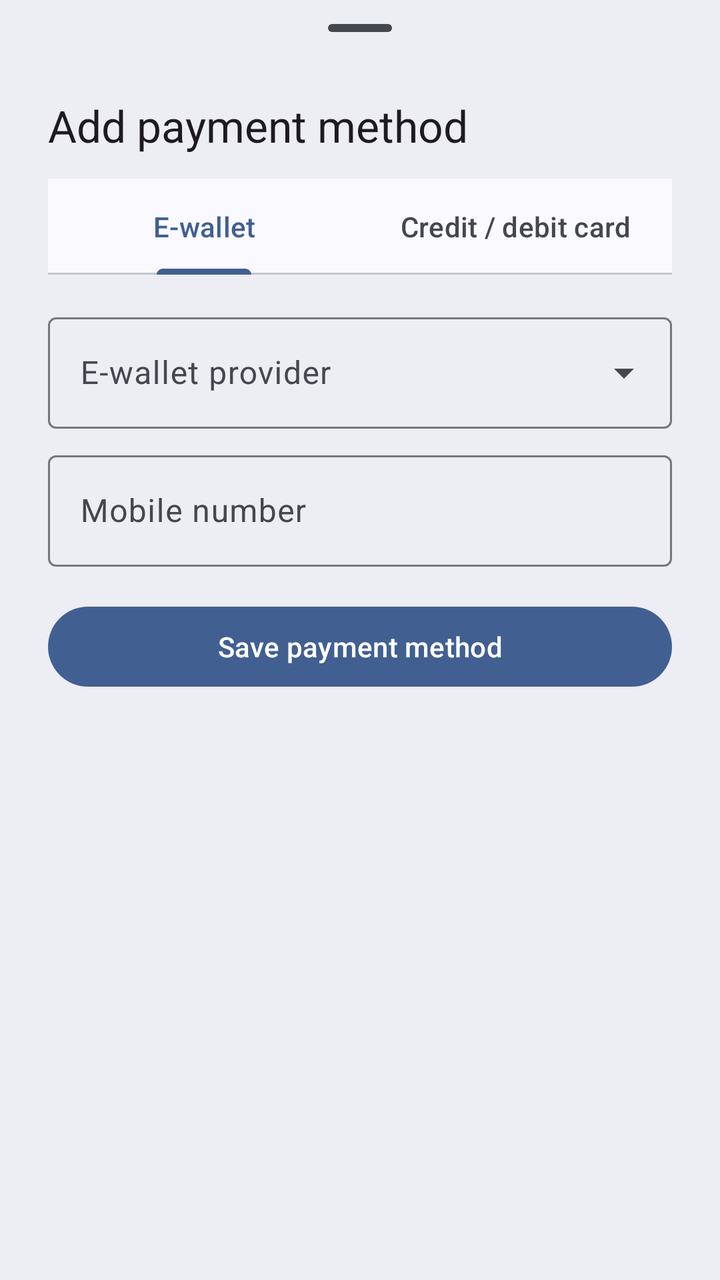
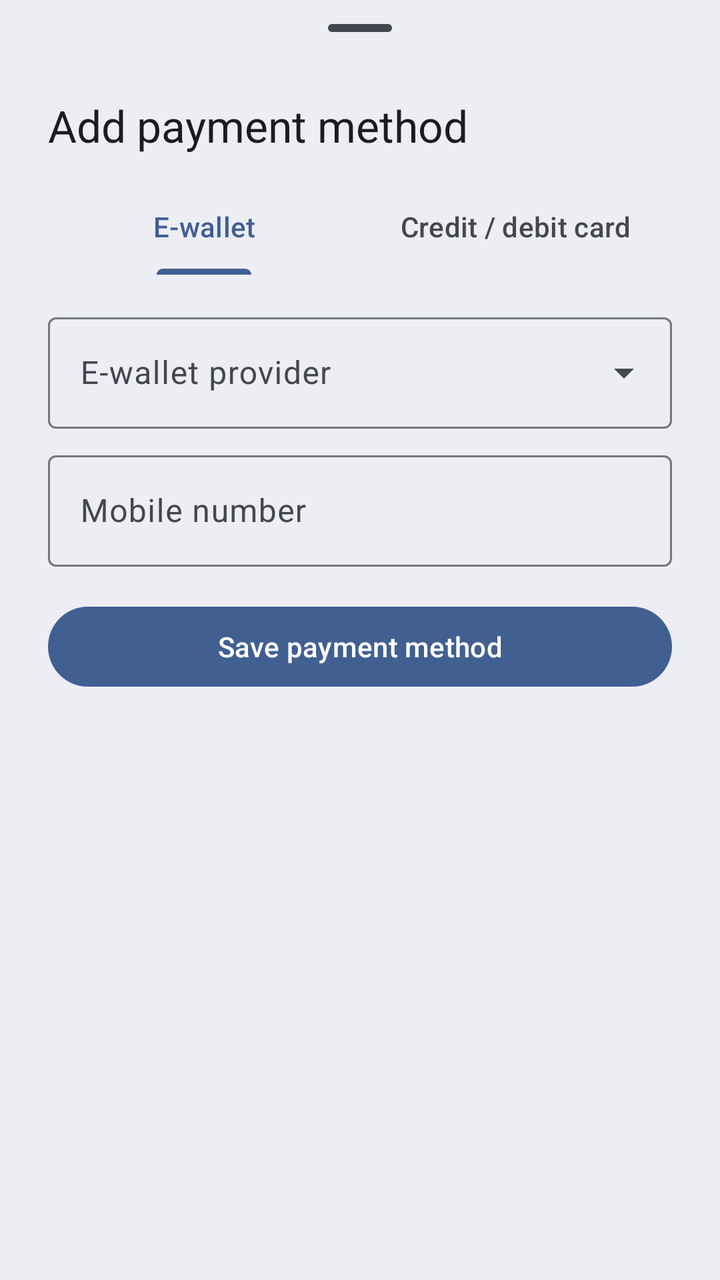

Screens rendered from an Android XML layout before and after an edit, with the pre-edit source and the edit as a unified diff.
<!-- AndroidManifest.xml: application theme Theme.Ticketree -->
<!-- res/layout/sheet_add_payment.xml -->
<?xml version="1.0" encoding="utf-8"?>
<androidx.core.widget.NestedScrollView xmlns:android="http://schemas.android.com/apk/res/android"
    xmlns:app="http://schemas.android.com/apk/res-auto"
    android:layout_width="match_parent"
    android:layout_height="wrap_content">

    <LinearLayout
        android:layout_width="match_parent"
        android:layout_height="wrap_content"
        android:orientation="vertical"
        android:paddingBottom="24dp"
        android:paddingHorizontal="24dp">

        <com.google.android.material.bottomsheet.BottomSheetDragHandleView
            android:layout_width="match_parent"
            android:layout_height="wrap_content" />

        <com.google.android.material.textview.MaterialTextView
            android:layout_width="match_parent"
            android:layout_height="wrap_content"
            android:text="Add payment method"
            android:textAppearance="?attr/textAppearanceTitleLarge" />

        <com.google.android.material.tabs.TabLayout
            android:id="@+id/tabType"
            android:layout_width="match_parent"
            android:layout_height="wrap_content"
            android:layout_marginTop="12dp"
            app:tabGravity="fill"
            app:tabMode="fixed">

            <com.google.android.material.tabs.TabItem
                android:layout_width="wrap_content"
                android:layout_height="wrap_content"
                android:text="E-wallet" />

            <com.google.android.material.tabs.TabItem
                android:layout_width="wrap_content"
                android:layout_height="wrap_content"
                android:text="Credit / debit card" />
        </com.google.android.material.tabs.TabLayout>

        <LinearLayout
            android:id="@+id/walletFields"
            android:layout_width="match_parent"
            android:layout_height="wrap_content"
            android:orientation="vertical">

            <com.google.android.material.textfield.TextInputLayout
                style="@style/Widget.Material3.TextInputLayout.OutlinedBox.ExposedDropdownMenu"
                android:layout_width="match_parent"
                android:layout_height="wrap_content"
                android:layout_marginTop="16dp"
                android:hint="E-wallet provider">

                <com.google.android.material.textfield.MaterialAutoCompleteTextView
                    android:id="@+id/ddProvider"
                    android:layout_width="match_parent"
                    android:layout_height="wrap_content"
                    android:inputType="none" />
            </com.google.android.material.textfield.TextInputLayout>

            <com.google.android.material.textfield.TextInputLayout
                android:id="@+id/tilMobile"
                style="@style/Widget.Material3.TextInputLayout.OutlinedBox"
                android:layout_width="match_parent"
                android:layout_height="wrap_content"
                android:layout_marginTop="8dp"
                android:hint="Mobile number">

                <com.google.android.material.textfield.TextInputEditText
                    android:id="@+id/etMobile"
                    android:layout_width="match_parent"
                    android:layout_height="wrap_content"
                    android:inputType="number"
                    android:maxLength="11" />
            </com.google.android.material.textfield.TextInputLayout>
        </LinearLayout>

        <LinearLayout
            android:id="@+id/cardFields"
            android:layout_width="match_parent"
            android:layout_height="wrap_content"
            android:orientation="vertical"
            android:visibility="gone">

            <com.google.android.material.textfield.TextInputLayout
                android:id="@+id/tilCardNumber"
                style="@style/Widget.Material3.TextInputLayout.OutlinedBox"
                android:layout_width="match_parent"
                android:layout_height="wrap_content"
                android:layout_marginTop="16dp"
                android:hint="Card number">

                <com.google.android.material.textfield.TextInputEditText
                    android:id="@+id/etCardNumber"
                    android:layout_width="match_parent"
                    android:layout_height="wrap_content"
                    android:inputType="number"
                    android:maxLength="16" />
            </com.google.android.material.textfield.TextInputLayout>

            <LinearLayout
                android:layout_width="match_parent"
                android:layout_height="wrap_content"
                android:layout_marginTop="8dp"
                android:orientation="horizontal">

                <com.google.android.material.textfield.TextInputLayout
                    android:id="@+id/tilExpiry"
                    style="@style/Widget.Material3.TextInputLayout.OutlinedBox"
                    android:layout_width="0dp"
                    android:layout_height="wrap_content"
                    android:layout_weight="1"
                    android:hint="Expiry (MM/YY)">

                    <com.google.android.material.textfield.TextInputEditText
                        android:id="@+id/etExpiry"
                        android:layout_width="match_parent"
                        android:layout_height="wrap_content"
                        android:inputType="text"
                        android:maxLength="5" />
                </com.google.android.material.textfield.TextInputLayout>

                <com.google.android.material.textfield.TextInputLayout
                    android:id="@+id/tilHolder"
                    style="@style/Widget.Material3.TextInputLayout.OutlinedBox"
                    android:layout_width="0dp"
                    android:layout_height="wrap_content"
                    android:layout_marginStart="8dp"
                    android:layout_weight="1"
                    android:hint="Name on card">

                    <com.google.android.material.textfield.TextInputEditText
                        android:id="@+id/etHolder"
                        android:layout_width="match_parent"
                        android:layout_height="wrap_content"
                        android:inputType="textPersonName" />
                </com.google.android.material.textfield.TextInputLayout>
            </LinearLayout>
        </LinearLayout>

        <com.google.android.material.button.MaterialButton
            android:id="@+id/btnSave"
            android:layout_width="match_parent"
            android:layout_height="wrap_content"
            android:layout_marginTop="16dp"
            android:text="Save payment method" />
    </LinearLayout>
</androidx.core.widget.NestedScrollView>
<!-- resources referenced by this layout -->
<resources>
  <style name="Theme.Ticketree" parent="AppTheme">
          <item name="android:windowSoftInputMode">adjustResize</item>
          <item name="android:windowAnimationStyle">@style/Animation.Ticketree</item>
          <item name="android:windowBackground">?attr/colorSurfaceContainer</item>
      </style>
  <style name="Animation.Ticketree" parent="@android:style/Animation.Activity">
          <item name="android:activityOpenEnterAnimation">@anim/screen_open_enter</item>
          <item name="android:activityOpenExitAnimation">@anim/screen_open_exit</item>
          <item name="android:activityCloseEnterAnimation">@anim/screen_close_enter</item>
          <item name="android:activityCloseExitAnimation">@anim/screen_close_exit</item>
      </style>
  <color name="md_theme_primary">#415F91</color>
  <color name="md_theme_onPrimary">#FFFFFF</color>
  <color name="md_theme_primaryContainer">#D6E3FF</color>
  <color name="md_theme_onPrimaryContainer">#284777</color>
  <color name="md_theme_secondary">#565F71</color>
  <color name="md_theme_onSecondary">#FFFFFF</color>
  <color name="md_theme_secondaryContainer">#DAE2F9</color>
  <color name="md_theme_onSecondaryContainer">#3E4759</color>
  <color name="md_theme_tertiary">#705575</color>
  <color name="md_theme_onTertiary">#FFFFFF</color>
  <color name="md_theme_tertiaryContainer">#FAD8FD</color>
  <color name="md_theme_onTertiaryContainer">#573E5C</color>
  <color name="md_theme_error">#BA1A1A</color>
  <color name="md_theme_onError">#FFFFFF</color>
  <color name="md_theme_errorContainer">#FFDAD6</color>
  <color name="md_theme_onErrorContainer">#93000A</color>
  <color name="md_theme_background">#F9F9FF</color>
  <color name="md_theme_onBackground">#191C20</color>
  <color name="md_theme_surface">#F9F9FF</color>
  <color name="md_theme_onSurface">#191C20</color>
  <color name="md_theme_surfaceVariant">#E0E2EC</color>
  <color name="md_theme_onSurfaceVariant">#44474E</color>
  <color name="md_theme_outline">#74777F</color>
  <color name="md_theme_outlineVariant">#C4C6D0</color>
  <color name="md_theme_inverseSurface">#2E3036</color>
  <color name="md_theme_inverseOnSurface">#F0F0F7</color>
  <color name="md_theme_inversePrimary">#AAC7FF</color>
  <color name="md_theme_primaryFixed">#D6E3FF</color>
  <color name="md_theme_onPrimaryFixed">#001B3E</color>
  <color name="md_theme_primaryFixedDim">#AAC7FF</color>
  <color name="md_theme_onPrimaryFixedVariant">#284777</color>
  <color name="md_theme_secondaryFixed">#DAE2F9</color>
  <color name="md_theme_onSecondaryFixed">#131C2B</color>
  <color name="md_theme_secondaryFixedDim">#BEC6DC</color>
  <color name="md_theme_onSecondaryFixedVariant">#3E4759</color>
  <color name="md_theme_tertiaryFixed">#FAD8FD</color>
  <color name="md_theme_onTertiaryFixed">#28132E</color>
  <color name="md_theme_tertiaryFixedDim">#DDBCE0</color>
  <color name="md_theme_onTertiaryFixedVariant">#573E5C</color>
  <color name="md_theme_surfaceDim">#D9D9E0</color>
  <color name="md_theme_surfaceBright">#F9F9FF</color>
  <color name="md_theme_surfaceContainerLowest">#FFFFFF</color>
  <color name="md_theme_surfaceContainerLow">#F3F3FA</color>
  <color name="md_theme_surfaceContainer">#EDEDF4</color>
  <color name="md_theme_surfaceContainerHigh">#E7E8EE</color>
  <color name="md_theme_surfaceContainerHighest">#E2E2E9</color>
  <!-- unchanged entries left out for length: 1 -->
</resources>

<!-- the commit's change to res/layout/sheet_add_payment.xml (unified diff, before → after) -->
@@ -26,6 +26,7 @@
             android:layout_width="match_parent"
             android:layout_height="wrap_content"
             android:layout_marginTop="12dp"
+            android:background="@android:color/transparent"
             app:tabGravity="fill"
             app:tabMode="fixed">
 
@@ -123,21 +124,37 @@
                 </com.google.android.material.textfield.TextInputLayout>
 
                 <com.google.android.material.textfield.TextInputLayout
-                    android:id="@+id/tilHolder"
+                    android:id="@+id/tilCvv"
                     style="@style/Widget.Material3.TextInputLayout.OutlinedBox"
                     android:layout_width="0dp"
                     android:layout_height="wrap_content"
                     android:layout_marginStart="8dp"
                     android:layout_weight="1"
-                    android:hint="Name on card">
+                    android:hint="CVV">
 
                     <com.google.android.material.textfield.TextInputEditText
-                        android:id="@+id/etHolder"
+                        android:id="@+id/etCvv"
                         android:layout_width="match_parent"
                         android:layout_height="wrap_content"
-                        android:inputType="textPersonName" />
+                        android:inputType="numberPassword"
+                        android:maxLength="3" />
                 </com.google.android.material.textfield.TextInputLayout>
             </LinearLayout>
+
+            <com.google.android.material.textfield.TextInputLayout
+                android:id="@+id/tilHolder"
+                style="@style/Widget.Material3.TextInputLayout.OutlinedBox"
+                android:layout_width="match_parent"
+                android:layout_height="wrap_content"
+                android:layout_marginTop="8dp"
+                android:hint="Name on card">
+
+                <com.google.android.material.textfield.TextInputEditText
+                    android:id="@+id/etHolder"
+                    android:layout_width="match_parent"
+                    android:layout_height="wrap_content"
+                    android:inputType="textPersonName" />
+            </com.google.android.material.textfield.TextInputLayout>
         </LinearLayout>
 
         <com.google.android.material.button.MaterialButton
